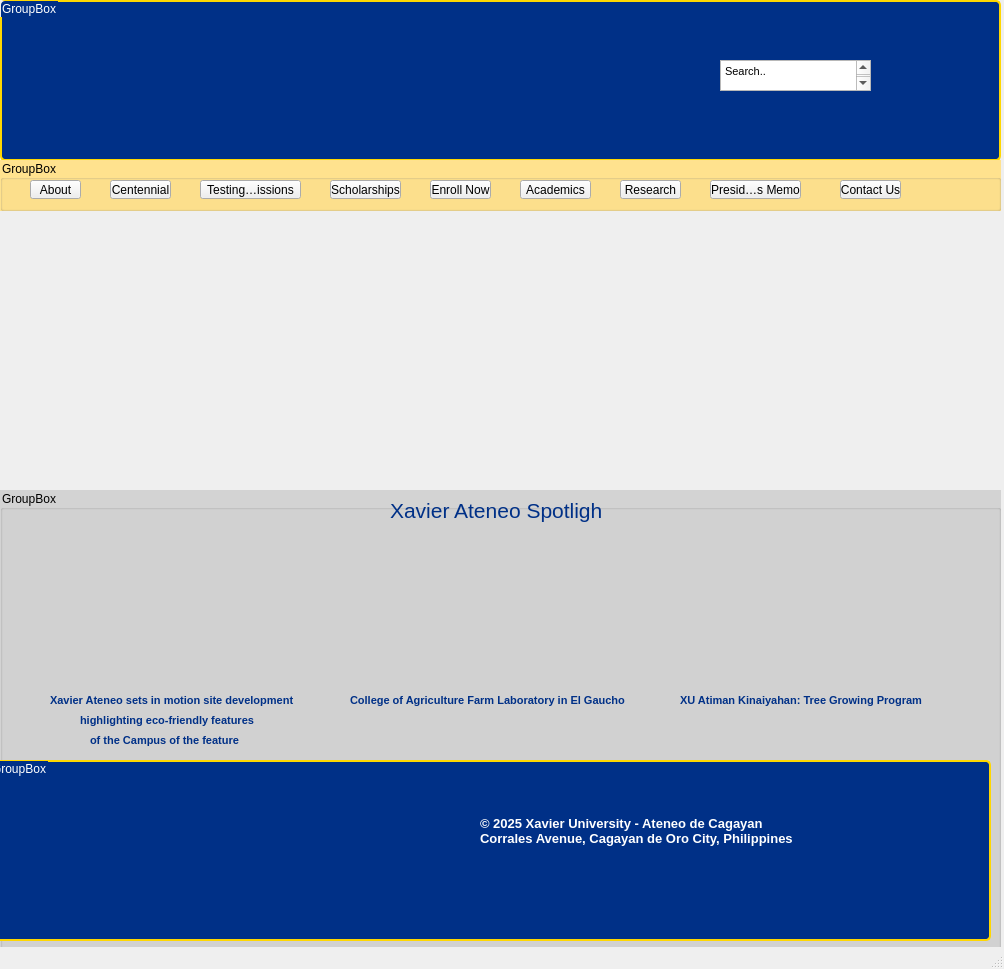
Before: the Qt Designer form simple.ui in JhoramNarsico/Xavier-UI, drawn with Qt 5.
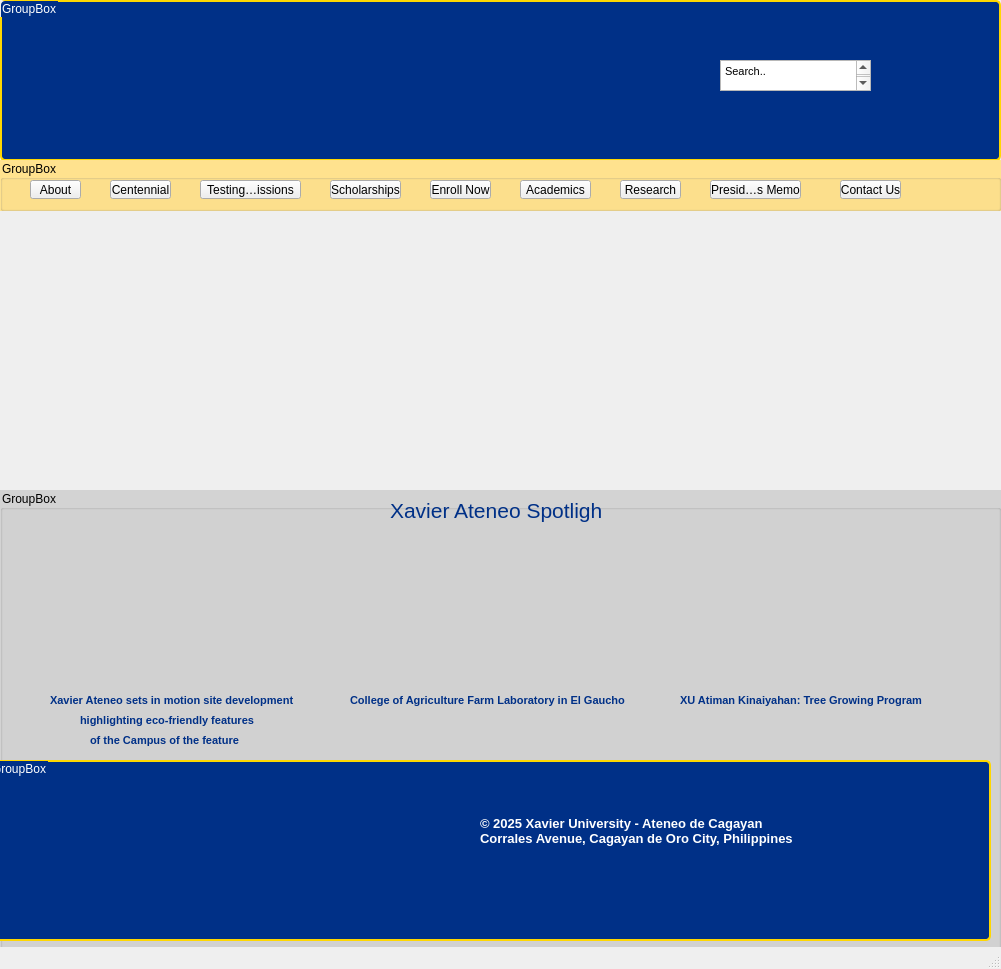
After: the same form once the commit is applied. Icons and pictures are not drawn.

```diff
--- a/simple.ui
+++ b/simple.ui
@@ -6,7 +6,7 @@
    <rect>
     <x>0</x>
     <y>0</y>
-    <width>1004</width>
+    <width>1001</width>
     <height>969</height>
    </rect>
   </property>
```
Left out of the diff: 26 changed lines with no effect on the pictures.
